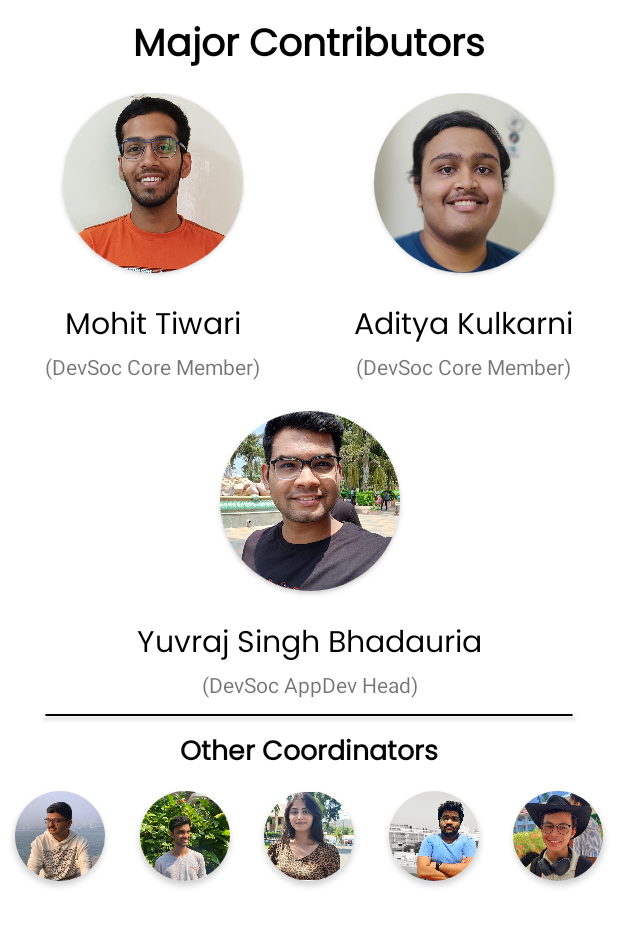
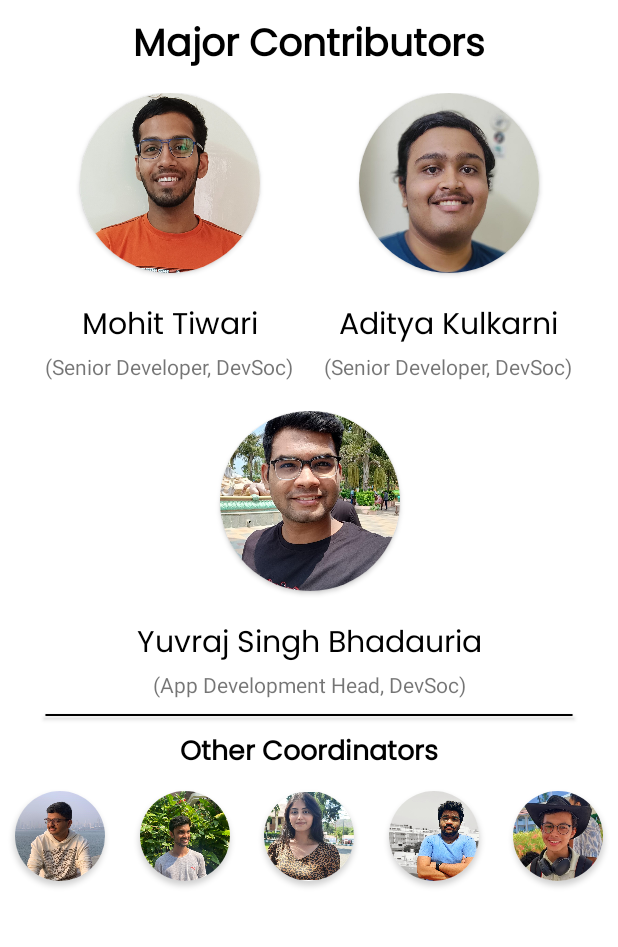
Before and after one commit to AdiKul1294/ICAIEFA_2022, an Android app: the layout fragment_about_dev.xml on its own in the app's theme, with its tools: preview values and no code run, on a phone screen of 412 x 824 dp, the part 195-1142 px from its top. Run offline under Robolectric (Android 15) with nearby library versions, the phone set to English and light mode, and no system bars; Roboto replaces fonts that are not available here.

Commit message:
Some UI Poilishing. ✨

```diff
--- a/app/src/main/java/com/devsoc/icaiefa_2022/SplashScreenActivity.kt
+++ b/app/src/main/java/com/devsoc/icaiefa_2022/SplashScreenActivity.kt
@@ -19,6 +19,6 @@ class SplashScreenActivity : AppCompatActivity() {
             val intent = Intent(this@SplashScreenActivity, MainActivity::class.java)
             startActivity(intent)
             finish()
-        }, 1690)
+        }, 3000)
     }
 }
--- a/app/src/main/res/layout/fragment_about_dev.xml
+++ b/app/src/main/res/layout/fragment_about_dev.xml
@@ -69,7 +69,7 @@
                     android:id="@+id/textView7"
                     android:layout_width="wrap_content"
                     android:layout_height="wrap_content"
-                    android:text="(DevSoc Core Member)"
+                    android:text="(Senior Developer, DevSoc)"
                     app:layout_constraintBottom_toBottomOf="parent"
                     app:layout_constraintEnd_toEndOf="parent"
                     app:layout_constraintStart_toStartOf="parent"
@@ -125,7 +125,7 @@
                     android:id="@+id/textView8"
                     android:layout_width="wrap_content"
                     android:layout_height="wrap_content"
-                    android:text="(DevSoc Core Member)"
+                    android:text="(Senior Developer, DevSoc)"
                     app:layout_constraintBottom_toBottomOf="parent"
                     app:layout_constraintEnd_toEndOf="parent"
                     app:layout_constraintStart_toStartOf="parent"
@@ -181,7 +181,7 @@
                     android:id="@+id/textView9"
                     android:layout_width="wrap_content"
                     android:layout_height="wrap_content"
-                    android:text="(DevSoc AppDev Head)"
+                    android:text="(App Development Head, DevSoc)"
                     app:layout_constraintBottom_toBottomOf="parent"
                     app:layout_constraintEnd_toEndOf="parent"
                     app:layout_constraintStart_toStartOf="parent"
--- a/app/src/main/res/layout/list_group.xml
+++ b/app/src/main/res/layout/list_group.xml
@@ -12,6 +12,7 @@
         android:paddingBottom="10dp"
         android:paddingLeft="?android:attr/expandableListPreferredItemPaddingLeft"
         android:paddingTop="10dp"
+        android:textSize="25sp"
         android:textColor="@android:color/black"/>
 
 </LinearLayout>
--- a/app/src/main/res/layout/list_item.xml
+++ b/app/src/main/res/layout/list_item.xml
@@ -10,6 +10,7 @@
         android:layout_width="match_parent"
         android:layout_height="wrap_content"
         android:paddingBottom="10dp"
+        android:textSize="20sp"
         android:paddingLeft="?android:attr/expandableListPreferredChildPaddingLeft"
         android:paddingTop="10dp"/>
 
```
